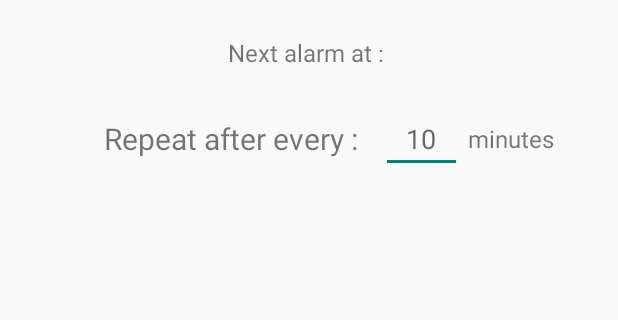
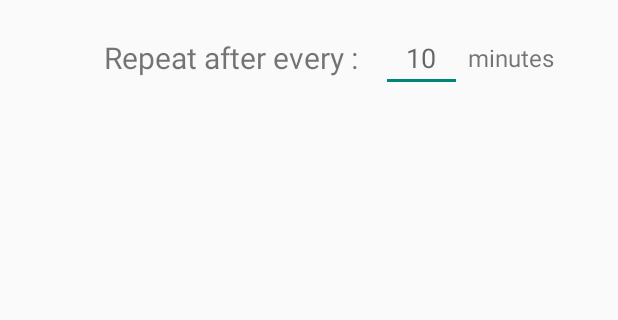
Before and after one commit to LalitSinghRana/CqCq, an Android app: the screen it shows after launch (MainActivity), on a phone screen of 412 x 824 dp, the part 73-393 px from its top. Run offline under Robolectric (Android 15) with nearby library versions, the phone set to English and light mode, and no system bars.

```diff
--- a/app/src/main/java/com/example/cqcq/MainActivity.java
+++ b/app/src/main/java/com/example/cqcq/MainActivity.java
@@ -18,11 +18,11 @@ public class MainActivity extends AppCompatActivity {
     private Switch switch1;
 
     public static final String SHARED_PREF = "sharedPrefs";
-    public static final String NEXT_ALARM = "nextAlarm";
+//    public static final String NEXT_ALARM = "nextAlarm";
     public static final String SWITCH1 = "switch1";
 
     private boolean switchOnOff;
-    private String getNextAlarm;
+//    private String getNextAlarm;
 
     @Override
     protected void onCreate(Bundle savedInstanceState) {
@@ -34,9 +34,6 @@ public class MainActivity extends AppCompatActivity {
 
         loadData();
         switch1.setChecked(switchOnOff);
-
-        TextView nextTime = findViewById(R.id.textView);
-        nextTime.setText("Next alarm at : " + getNextAlarm);
 
         switch1.setOnCheckedChangeListener(new CompoundButton.OnCheckedChangeListener() {
             @RequiresApi(api = Build.VERSION_CODES.O)
@@ -69,15 +66,11 @@ public class MainActivity extends AppCompatActivity {
         SharedPreferences.Editor editor = sharedPreferences.edit();
 
         editor.putBoolean(SWITCH1, myBool);
-        if(!myBool) {
-            editor.putString(NEXT_ALARM, "");
-        }
         editor.apply();
     }
 
     public void loadData() {
         SharedPreferences sharedPreferences = getSharedPreferences(SHARED_PREF, MODE_PRIVATE);
         switchOnOff = sharedPreferences.getBoolean(SWITCH1,false);
-        getNextAlarm = sharedPreferences.getString(NEXT_ALARM, "");
     }
 }
--- a/app/src/main/res/layout/activity_main.xml
+++ b/app/src/main/res/layout/activity_main.xml
@@ -39,19 +39,6 @@
         </LinearLayout>
     </LinearLayout>
 
-    <TextView
-        android:id="@+id/textView"
-        android:layout_width="match_parent"
-        android:layout_height="wrap_content"
-        android:layout_marginStart="16dp"
-        android:layout_marginLeft="16dp"
-        android:layout_marginTop="16dp"
-        android:layout_marginEnd="16dp"
-        android:layout_marginRight="16dp"
-        android:gravity="center"
-        android:padding="8dp"
-        android:text="TextView"
-        android:textSize="16sp" />
 
     <LinearLayout
         android:layout_width="match_parent"
```
Also changed, not shown: app/src/main/java/com/example/cqcq/MyService.java (+34 -15 lines).
